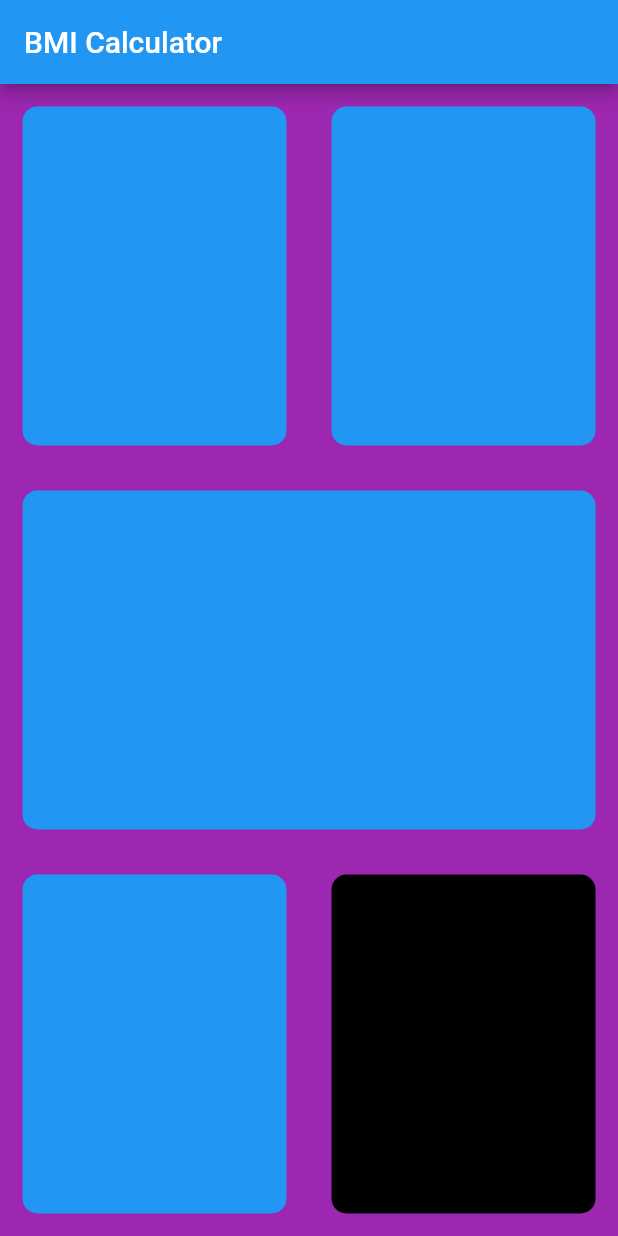
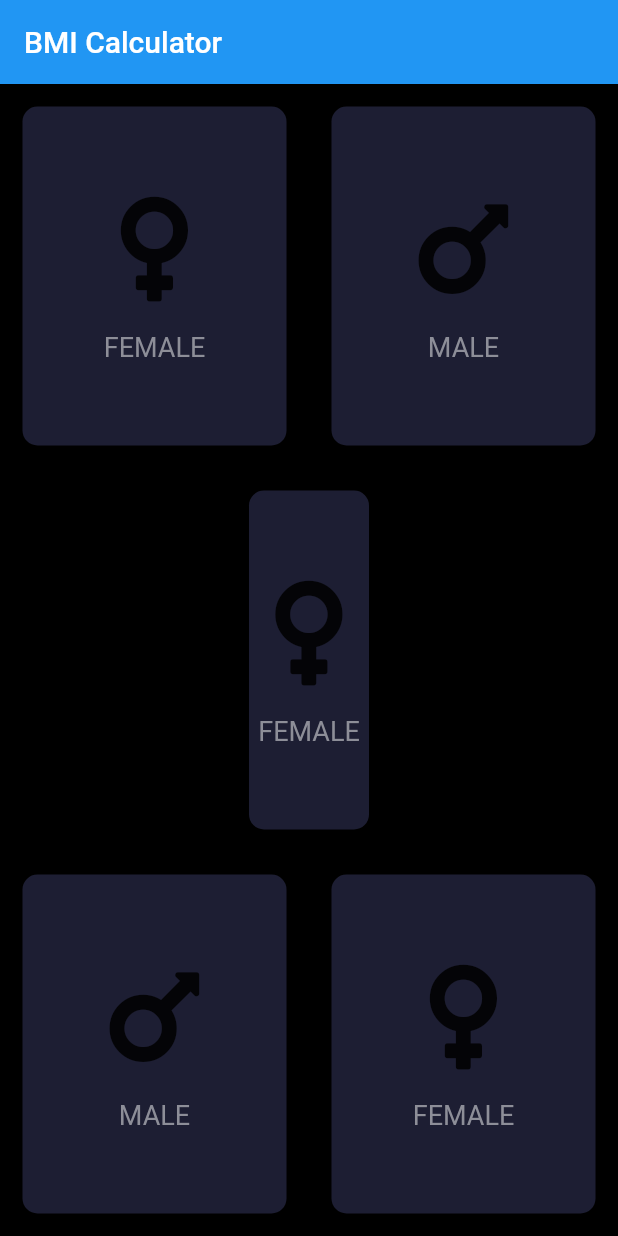
Before and after one commit to WilliamFavaro93/BMI_Calculator, a Flutter app: the screen it shows after launch, on a phone screen of 412 x 824 dp. Run offline on Flutter 3.47's test engine with Material 2 defaults, Android fonts, the phone set to English and light mode, and no system bars; our stand-ins replace font_awesome_flutter.

Commit message:
20230120 BMI_Calculator v1.0.1: Separate iconContext widget inside icon_context.dart

```diff
--- /dev/null
+++ b/lib/icon_context.dart
@@ -0,0 +1,36 @@
+import 'package:flutter/material.dart';
+import 'package:font_awesome_flutter/font_awesome_flutter.dart';
+
+const IconContent_Text_Style = TextStyle(
+    fontSize: 18.0,
+    color: Color(0xFF8D8E98)
+);
+
+class IconContent extends StatelessWidget
+{
+  IconContent({required this.icon, required this.label});
+
+  final IconData icon;
+  final String label;
+
+  @override
+  Widget build(BuildContext context)
+  {
+    return Column(
+        mainAxisAlignment: MainAxisAlignment.center,
+        children: <Widget>[
+          Icon(
+            icon,
+            size: 80.0,
+          ),
+          SizedBox(
+              height: 15.0
+          ),
+          Text(
+              label,
+              style: IconContent_Text_Style,
+          )
+        ]
+    );
+  }
+}
--- a/lib/input_page.dart
+++ b/lib/input_page.dart
@@ -1,4 +1,6 @@
 import 'package:flutter/material.dart';
+import 'package:font_awesome_flutter/font_awesome_flutter.dart';
+import 'icon_context.dart';
 
 class InputPage extends StatefulWidget
 {
@@ -8,6 +10,7 @@ class InputPage extends StatefulWidget
 
 class _InputPageState extends State<InputPage>
 {
+
   @override
   Widget build(BuildContext context) {
     return Scaffold(
@@ -19,18 +22,46 @@ class _InputPageState extends State<InputPage>
           Expanded(
               child: Row(
                 children: <Widget>[
-                  Expanded(child: ReusableCard(colour: Colors.blue)),
-                  Expanded(child: ReusableCard(colour: Colors.blue)),
+                  Expanded(
+                      child: ReusableCard(
+                        colour: Color(0xFF1D1E33),
+                        icon: FontAwesomeIcons.venus,
+                        label: 'FEMALE',
+                      )
+                  ),
+                  Expanded(
+                      child: ReusableCard(
+                        colour: Color(0xFF1D1E33),
+                        icon: FontAwesomeIcons.mars,
+                        label: 'MALE',
+                      )
+                  ),
             ],
           )),
           Expanded(
-            child: ReusableCard(colour: Colors.blue)
+              child: ReusableCard(
+                colour: Color(0xFF1D1E33),
+                icon: FontAwesomeIcons.venus,
+                label: 'FEMALE',
+              )
           ),
           Expanded(
               child: Row(
                 children: <Widget>[
-                  Expanded(child: ReusableCard(colour: Colors.blue)),
-                  Expanded(child: ReusableCard(colour: Colors.black)),
+                  Expanded(
+                      child: ReusableCard(
+                        colour: Color(0xFF1D1E33),
+                        icon: FontAwesomeIcons.mars,
+                        label: 'MALE',
+                      )
+                  ),
+                  Expanded(
+                      child: ReusableCard(
+                          colour: Color(0xFF1D1E33),
+                          icon: FontAwesomeIcons.venus,
+                          label: 'FEMALE',
+                      )
+                  ),
                 ],
               )
           )
@@ -42,13 +73,20 @@ class _InputPageState extends State<InputPage>
 
 class ReusableCard extends StatelessWidget
 {
-  ReusableCard({required this.colour});
-  Color colour;
+  ReusableCard({required this.colour, required this.icon, required this.label});
+
+  final Color colour;
+  final IconData icon;
+  final String label;
 
   @override
   Widget build(BuildContext context)
   {
     return Container(
+      child: IconContent(
+        icon: icon,
+        label: label
+      ),
       margin: EdgeInsets.all(15.0),
       decoration: BoxDecoration(
         color: colour,
--- a/lib/main.dart
+++ b/lib/main.dart
@@ -11,7 +11,7 @@ class BMI_Calculation extends StatelessWidget {
     return MaterialApp(
       theme: ThemeData(
         primaryColor: Colors.black,
-        scaffoldBackgroundColor: Colors.purple,
+        scaffoldBackgroundColor: Colors.black,
       ),
       home: InputPage(),
     );
--- a/pubspec.yaml
+++ b/pubspec.yaml
@@ -36,6 +36,7 @@ dependencies:
   # The following adds the Cupertino Icons font to your application.
   # Use with the CupertinoIcons class for iOS style icons.
   cupertino_icons: ^1.0.2
+  font_awesome_flutter: ^8.4.0
 
 dev_dependencies:
   flutter_test:
```
Also changed, not shown: pubspec.lock.
